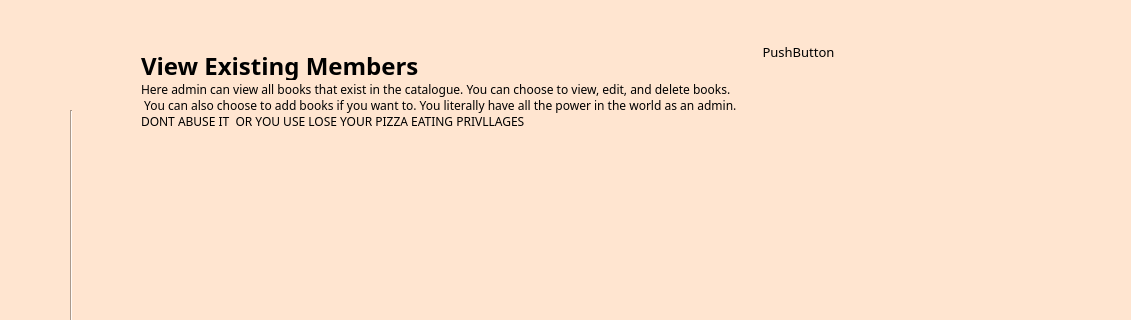
Above: LibraryInformationSystem/adminmembercatalogue.ui from janelle-lr/CS106LibraryInformationSystem before the change; both pictures show x 149 to 1280 and y 0 to 320 of the 1280 by 640 pixel window. Below: the same form after it.
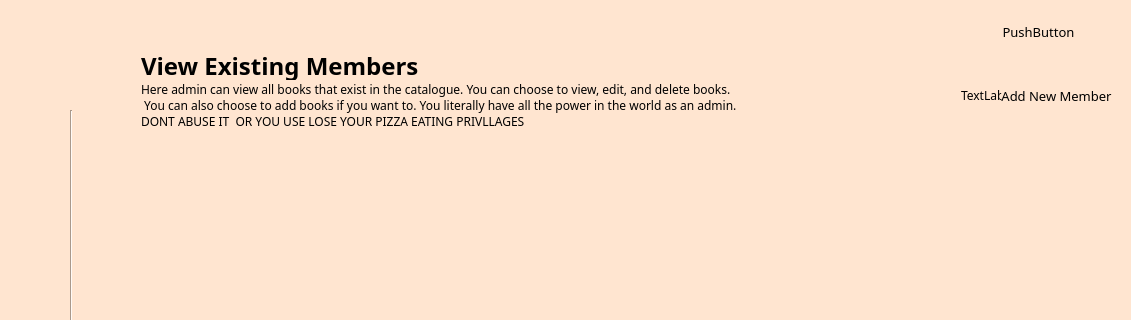
That is the form after the change. Icons and pictures are not drawn.

Commit message: Keith | completed UI's for existing pages, some errors in admin side, esp making new members

```diff
--- a/LibraryInformationSystem/adminmembercatalogue.ui
+++ b/LibraryInformationSystem/adminmembercatalogue.ui
@@ -101,8 +101,8 @@
    <widget class="QPushButton" name="pushButton">
     <property name="geometry">
      <rect>
-      <x>910</x>
-      <y>40</y>
+      <x>1150</x>
+      <y>20</y>
       <width>75</width>
       <height>23</height>
      </rect>
@@ -280,7 +280,7 @@
      <rect>
       <x>290</x>
       <y>80</y>
-      <width>971</width>
+      <width>771</width>
       <height>51</height>
      </rect>
     </property>
@@ -290,6 +290,37 @@
 DONT ABUSE IT  OR YOU USE LOSE YOUR PIZZA EATING PRIVLLAGES</string>
     </property>
    </widget>
+   <widget class="QLabel" name="addMemberIcon">
+    <property name="geometry">
+     <rect>
+      <x>1110</x>
+      <y>80</y>
+      <width>47</width>
+      <height>31</height>
+     </rect>
+    </property>
+    <property name="text">
+     <string>TextLabel</string>
+    </property>
+   </widget>
+   <widget class="QPushButton" name="addMemberBtn">
+    <property name="geometry">
+     <rect>
+      <x>1150</x>
+      <y>80</y>
+      <width>111</width>
+      <height>31</height>
+     </rect>
+    </property>
+    <property name="styleSheet">
+     <string notr="true">QPushButton:hover {
+	text-decoration: underline;
+}</string>
+    </property>
+    <property name="text">
+     <string>Add New Member</string>
+    </property>
+   </widget>
   </widget>
   <widget class="QMenuBar" name="menubar">
    <property name="geometry">
```
The commit also changes 85 other files.
